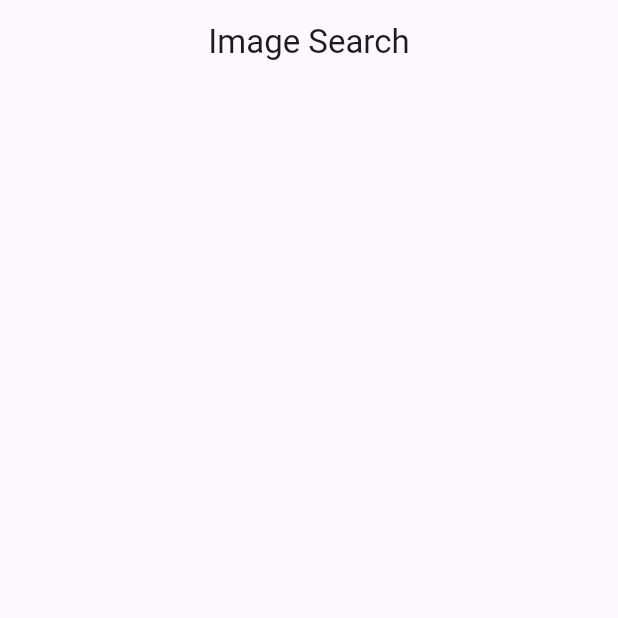
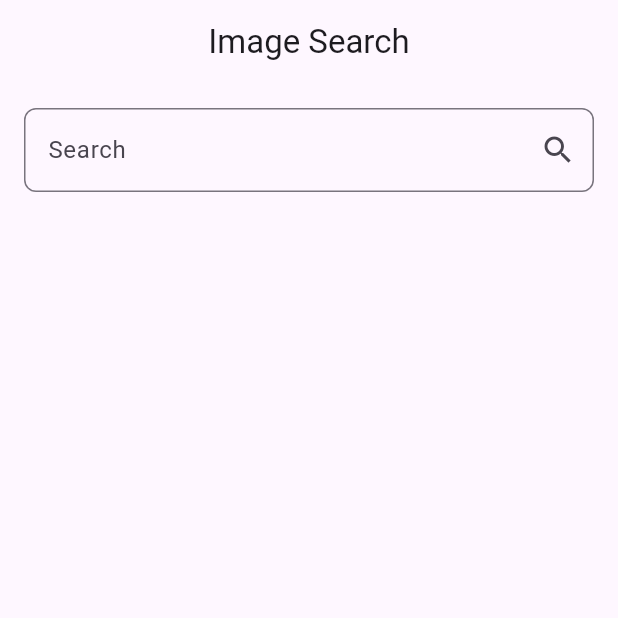
Before and after one commit to mogunjoa/search_image, a Flutter app: the screen it shows after launch, on a phone screen of 412 x 824 dp, the top half of it. Run offline on Flutter 3.47's test engine with Material 3 defaults, Android fonts, the phone set to English and light mode, and no system bars; our stand-ins replace flutter_bloc, go_router, logger.

Commit message:
feat: SearchForm 위젯 추가

```diff
--- a/lib/features/image_search/presentation/screen/search_screen.dart
+++ b/lib/features/image_search/presentation/screen/search_screen.dart
@@ -1,4 +1,5 @@
 import 'package:flutter/material.dart';
+import 'package:image_search/features/image_search/presentation/widgets/search_form.dart';
 
 class SearchScreen extends StatelessWidget {
   const SearchScreen({super.key});
@@ -19,7 +20,13 @@ class SearchScreen extends StatelessWidget {
             child: Column(
               crossAxisAlignment: CrossAxisAlignment.stretch,
               children: [
-
+                SearchForm(
+                  padding: const EdgeInsets.all(16),
+                  onSearch: (String query) {
+                    // Handle search action
+                    print('Searching for: $query');
+                  },
+                )
               ],
             ),
           ),
--- /dev/null
+++ b/lib/features/image_search/presentation/widgets/search_form.dart
@@ -0,0 +1,43 @@
+import 'package:flutter/material.dart';
+
+class SearchForm extends StatefulWidget {
+  final EdgeInsetsGeometry padding;
+  final ValueChanged<String> onSearch;
+
+  const SearchForm({
+    required this.padding,
+    required this.onSearch,
+    super.key,
+  });
+
+  @override
+  State<SearchForm> createState() => _SearchFormState();
+}
+
+class _SearchFormState extends State<SearchForm> {
+  final TextEditingController _searchController = TextEditingController();
+
+  @override
+  Widget build(BuildContext context) {
+    return Container(
+      padding: widget.padding,
+      child: TextField(
+        decoration: InputDecoration(
+          labelText: 'Search',
+          border: OutlineInputBorder(
+            borderRadius: BorderRadius.circular(8.0),
+          ),
+          suffixIcon: IconButton(
+            icon: const Icon(Icons.search),
+            onPressed: () {
+              widget.onSearch(_searchController.text);
+            },
+          ),
+        ),
+        onSubmitted: (String value) {
+          widget.onSearch(value);
+        },
+      ),
+    );
+  }
+}
```
